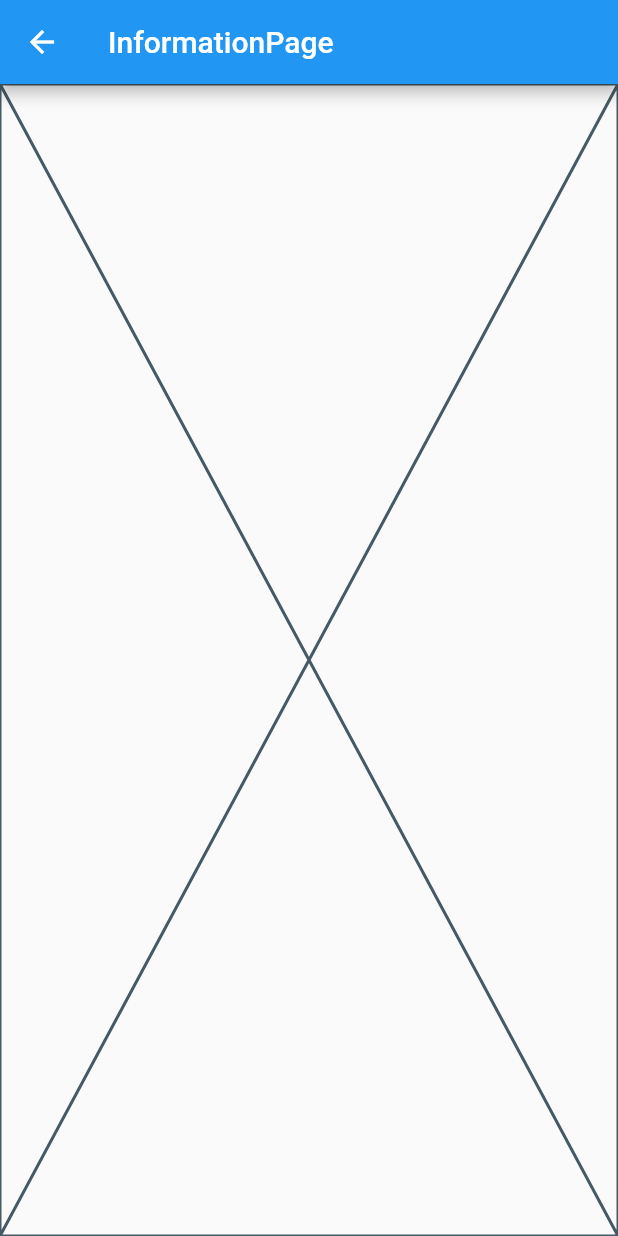
After one commit to AINutritionProject/KinDeeUDee, a Flutter app: the MenuPage screen opened directly, after a tap on "information", on a phone screen of 412 x 824 dp. The commit adds this screen. Run offline on Flutter 3.47's test engine with Material 2 defaults, Android fonts, the phone set to English and light mode, and no system bars.

Commit message:
add information test button and create scaffold for information

```diff
--- /dev/null
+++ b/lib/pages/information/information.dart
@@ -0,0 +1,31 @@
+import 'package:flutter/material.dart';
+
+class InformationPage extends StatelessWidget {
+  const InformationPage({super.key});
+
+  @override
+  Widget build(BuildContext context) {
+    return Scaffold(
+      appBar: AppBar(
+        title: const Text("InformationPage"),
+      ),
+      body: const Center(
+        child: InformationStepper(),
+      ),
+    );
+  }
+}
+
+class InformationStepper extends StatefulWidget {
+  const InformationStepper({super.key});
+
+  @override
+  State<InformationStepper> createState() => _InformationStepperState();
+}
+
+class _InformationStepperState extends State<InformationStepper> {
+  @override
+  Widget build(BuildContext context) {
+    return const Placeholder();
+  }
+}
--- a/lib/pages/menu.dart
+++ b/lib/pages/menu.dart
@@ -1,4 +1,5 @@
 import 'package:flutter/material.dart';
+import 'package:appfood2/pages/information/information.dart';
 
 class MenuPage extends StatelessWidget {
   const MenuPage({super.key});
@@ -8,6 +9,17 @@ class MenuPage extends StatelessWidget {
     return Scaffold(
         appBar: AppBar(
           title: const Text("Find Menu"),
+          actions: [
+            ElevatedButton(
+              onPressed: () {
+                Navigator.push(
+                    context,
+                    MaterialPageRoute(
+                        builder: (context) => const InformationPage()));
+              },
+              child: const Text("information"),
+            )
+          ],
         ),
         body: const Center(
           child: Text("MenuPage"),
```
Also changed, not shown: lib/pages/information/personal_information.dart (added).
